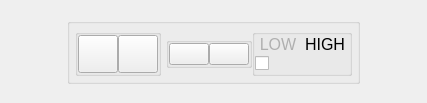
The window that channel.ui (jonahmajumder/labjackUI) describes before a commit, drawn with Qt 5.
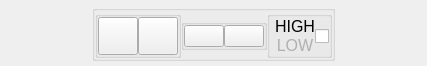
The same window after the commit. The open tabs and pages were chosen to show the change. Custom widgets are drawn as their Qt base class.

Commit message: layout finally looking right

Diff of the .ui file:
```diff
--- a/channel.ui
+++ b/channel.ui
@@ -7,7 +7,7 @@
     <x>0</x>
     <y>0</y>
     <width>427</width>
-    <height>103</height>
+    <height>65</height>
    </rect>
   </property>
   <property name="minimumSize">
@@ -25,10 +25,7 @@
   <property name="windowTitle">
    <string>Channel</string>
   </property>
-  <layout class="QHBoxLayout" name="horizontalLayout_8">
-   <property name="spacing">
-    <number>0</number>
-   </property>
+  <layout class="QGridLayout" name="gridLayout">
    <property name="leftMargin">
     <number>5</number>
    </property>
@@ -41,7 +38,7 @@
    <property name="bottomMargin">
     <number>5</number>
    </property>
-   <item>
+   <item row="0" column="0">
     <widget class="QGroupBox" name="outerGroupBox">
      <property name="sizePolicy">
       <sizepolicy hsizetype="Minimum" vsizetype="Preferred">
@@ -49,24 +46,24 @@
        <verstretch>0</verstretch>
       </sizepolicy>
      </property>
-     <layout class="QHBoxLayout" name="horizontalLayout" stretch="0,1">
+     <layout class="QHBoxLayout" name="horizontalLayout" stretch="0,0">
       <property name="spacing">
-       <number>5</number>
+       <number>0</number>
       </property>
       <property name="sizeConstraint">
        <enum>QLayout::SetFixedSize</enum>
       </property>
       <property name="leftMargin">
-       <number>5</number>
+       <number>0</number>
       </property>
       <property name="topMargin">
-       <number>5</number>
+       <number>0</number>
       </property>
       <property name="rightMargin">
-       <number>5</number>
+       <number>0</number>
       </property>
       <property name="bottomMargin">
-       <number>5</number>
+       <number>0</number>
       </property>
       <item>
        <widget class="QGroupBox" name="typeGroupBox">
@@ -262,7 +259,7 @@
           <item>
            <widget class="QStackedWidget" name="directionStack">
             <property name="currentIndex">
-             <number>0</number>
+             <number>1</number>
             </property>
             <widget class="QWidget" name="outputPage">
              <layout class="QHBoxLayout" name="horizontalLayout_6">
@@ -281,20 +278,23 @@
               <property name="bottomMargin">
                <number>0</number>
               </property>
-              <item>
+              <item alignment="Qt::AlignVCenter">
                <widget class="QGroupBox" name="outputGroupBox">
                 <property name="title">
                  <string/>
                 </property>
-                <layout class="QVBoxLayout" name="verticalLayout_3" stretch="1,3">
+                <property name="alignment">
+                 <set>Qt::AlignCenter</set>
+                </property>
+                <layout class="QHBoxLayout" name="horizontalLayout_12" stretch="0,0">
                  <property name="spacing">
                   <number>0</number>
                  </property>
                  <property name="sizeConstraint">
-                  <enum>QLayout::SetNoConstraint</enum>
+                  <enum>QLayout::SetDefaultConstraint</enum>
                  </property>
                  <property name="leftMargin">
-                  <number>0</number>
+                  <number>5</number>
                  </property>
                  <property name="topMargin">
                   <number>0</number>
@@ -307,10 +307,18 @@
                  </property>
                  <item>
                   <widget class="QWidget" name="outputLabelWidget" native="true">
-                   <layout class="QHBoxLayout" name="horizontalLayout_12" stretch="1,1">
+                   <property name="font">
+                    <font>
+                     <pointsize>12</pointsize>
+                    </font>
+                   </property>
+                   <layout class="QVBoxLayout" name="verticalLayout_5" stretch="0,0">
                     <property name="spacing">
                      <number>0</number>
                     </property>
+                    <property name="sizeConstraint">
+                     <enum>QLayout::SetDefaultConstraint</enum>
+                    </property>
                     <property name="leftMargin">
                      <number>0</number>
                     </property>
@@ -323,36 +331,6 @@
                     <property name="bottomMargin">
                      <number>0</number>
                     </property>
-                    <item alignment="Qt::AlignHCenter|Qt::AlignVCenter">
-                     <widget class="QLabel" name="outputLowLabel">
-                      <property name="minimumSize">
-                       <size>
-                        <width>0</width>
-                        <height>0</height>
-                       </size>
-                      </property>
-                      <property name="maximumSize">
-                       <size>
-                        <width>40</width>
-                        <height>20</height>
-                       </size>
-                      </property>
-                      <property name="font">
-                       <font>
-                        <pointsize>12</pointsize>
-                       </font>
-                      </property>
-                      <property name="styleSheet">
-                       <string notr="true">color: rgba(0, 0, 0, 63);</string>
-                      </property>
-                      <property name="text">
-                       <string>LOW</string>
-                      </property>
-                      <property name="alignment">
-                       <set>Qt::AlignCenter</set>
-                      </property>
-                     </widget>
-                    </item>
                     <item alignment="Qt::AlignHCenter|Qt::AlignVCenter">
                      <widget class="QLabel" name="outputHighLabel">
                       <property name="minimumSize">
@@ -363,8 +341,8 @@
                       </property>
                       <property name="maximumSize">
                        <size>
-                        <width>40</width>
-                        <height>20</height>
+                        <width>16777215</width>
+                        <height>16777215</height>
                        </size>
                       </property>
                       <property name="font">
@@ -386,13 +364,43 @@
                       </property>
                      </widget>
                     </item>
+                    <item alignment="Qt::AlignHCenter|Qt::AlignVCenter">
+                     <widget class="QLabel" name="outputLowLabel">
+                      <property name="minimumSize">
+                       <size>
+                        <width>0</width>
+                        <height>0</height>
+                       </size>
+                      </property>
+                      <property name="maximumSize">
+                       <size>
+                        <width>16777215</width>
+                        <height>16777215</height>
+                       </size>
+                      </property>
+                      <property name="font">
+                       <font>
+                        <pointsize>12</pointsize>
+                       </font>
+                      </property>
+                      <property name="styleSheet">
+                       <string notr="true">color: rgba(0, 0, 0, 63);</string>
+                      </property>
+                      <property name="text">
+                       <string>LOW</string>
+                      </property>
+                      <property name="alignment">
+                       <set>Qt::AlignCenter</set>
+                      </property>
+                     </widget>
+                    </item>
                    </layout>
                   </widget>
                  </item>
-                 <item alignment="Qt::AlignVCenter">
+                 <item>
                   <widget class="QSwitch" name="outputSwitch">
                    <property name="sizePolicy">
-                    <sizepolicy hsizetype="Ignored" vsizetype="Ignored">
+                    <sizepolicy hsizetype="Preferred" vsizetype="Preferred">
                      <horstretch>0</horstretch>
                      <verstretch>0</verstretch>
                     </sizepolicy>
@@ -406,6 +414,12 @@
                    <property name="text">
                     <string/>
                    </property>
+                   <property name="iconSize">
+                    <size>
+                     <width>0</width>
+                     <height>0</height>
+                    </size>
+                   </property>
                   </widget>
                  </item>
                 </layout>
@@ -430,15 +444,15 @@
               <property name="bottomMargin">
                <number>0</number>
               </property>
-              <item>
+              <item alignment="Qt::AlignVCenter">
                <widget class="QGroupBox" name="inputGroupBox">
                 <property name="minimumSize">
                  <size>
-                  <width>100</width>
+                  <width>0</width>
                   <height>0</height>
                  </size>
                 </property>
-                <layout class="QHBoxLayout" name="horizontalLayout_5" stretch="1,2">
+                <layout class="QHBoxLayout" name="horizontalLayout_5" stretch="0,0">
                  <property name="spacing">
                   <number>0</number>
                  </property>
@@ -462,13 +476,21 @@
                      <height>0</height>
                     </size>
                    </property>
+                   <property name="font">
+                    <font>
+                     <pointsize>12</pointsize>
+                    </font>
+                   </property>
                    <property name="styleSheet">
                     <string notr="true">color: none;</string>
                    </property>
-                   <layout class="QVBoxLayout" name="verticalLayout_4" stretch="0,1">
+                   <layout class="QVBoxLayout" name="verticalLayout_4" stretch="0,0">
                     <property name="spacing">
                      <number>0</number>
                     </property>
+                    <property name="sizeConstraint">
+                     <enum>QLayout::SetDefaultConstraint</enum>
+                    </property>
                     <property name="leftMargin">
                      <number>0</number>
                     </property>
@@ -481,7 +503,7 @@
                     <property name="bottomMargin">
                      <number>0</number>
                     </property>
-                    <item alignment="Qt::AlignHCenter">
+                    <item alignment="Qt::AlignHCenter|Qt::AlignVCenter">
                      <widget class="QLabel" name="inputHighLabel">
                       <property name="minimumSize">
                        <size>
@@ -491,8 +513,8 @@
                       </property>
                       <property name="maximumSize">
                        <size>
-                        <width>40</width>
-                        <height>20</height>
+                        <width>16777215</width>
+                        <height>16777215</height>
                        </size>
                       </property>
                       <property name="font">
@@ -514,7 +536,7 @@
                       </property>
                      </widget>
                     </item>
-                    <item alignment="Qt::AlignHCenter">
+                    <item alignment="Qt::AlignHCenter|Qt::AlignVCenter">
                      <widget class="QLabel" name="inputLowLabel">
                       <property name="minimumSize">
                        <size>
@@ -524,8 +546,8 @@
                       </property>
                       <property name="maximumSize">
                        <size>
-                        <width>40</width>
-                        <height>20</height>
+                        <width>16777215</width>
+                        <height>16777215</height>
                        </size>
                       </property>
                       <property name="font">
@@ -578,15 +600,18 @@
           </property>
           <item>
            <widget class="QGroupBox" name="analogGroupBox">
-            <layout class="QVBoxLayout" name="verticalLayout" stretch="1,2">
+            <layout class="QHBoxLayout" name="horizontalLayout_13" stretch="1,2">
              <property name="spacing">
-              <number>5</number>
+              <number>2</number>
+             </property>
+             <property name="sizeConstraint">
+              <enum>QLayout::SetNoConstraint</enum>
              </property>
              <property name="leftMargin">
               <number>2</number>
              </property>
              <property name="topMargin">
-              <number>0</number>
+              <number>2</number>
              </property>
              <property name="rightMargin">
               <number>2</number>
@@ -594,7 +619,7 @@
              <property name="bottomMargin">
               <number>2</number>
              </property>
-             <item alignment="Qt::AlignHCenter|Qt::AlignVCenter">
+             <item>
               <widget class="QLabel" name="analogLabel">
                <property name="sizePolicy">
                 <sizepolicy hsizetype="Preferred" vsizetype="Minimum">
@@ -608,8 +633,13 @@
                  <height>0</height>
                 </size>
                </property>
+               <property name="font">
+                <font>
+                 <pointsize>13</pointsize>
+                </font>
+               </property>
                <property name="text">
-                <string>Voltage Reading</string>
+                <string>Voltage:</string>
                </property>
                <property name="alignment">
                 <set>Qt::AlignCenter</set>
@@ -619,7 +649,7 @@
              <item>
               <widget class="QLCDNumber" name="analogReadout">
                <property name="sizePolicy">
-                <sizepolicy hsizetype="Minimum" vsizetype="Ignored">
+                <sizepolicy hsizetype="Minimum" vsizetype="Minimum">
                  <horstretch>0</horstretch>
                  <verstretch>0</verstretch>
                 </sizepolicy>
@@ -630,6 +660,12 @@
                  <height>0</height>
                 </size>
                </property>
+               <property name="maximumSize">
+                <size>
+                 <width>16777215</width>
+                 <height>16777215</height>
+                </size>
+               </property>
                <property name="font">
                 <font>
                  <pointsize>14</pointsize>
```
The commit also changes 5 other files.
